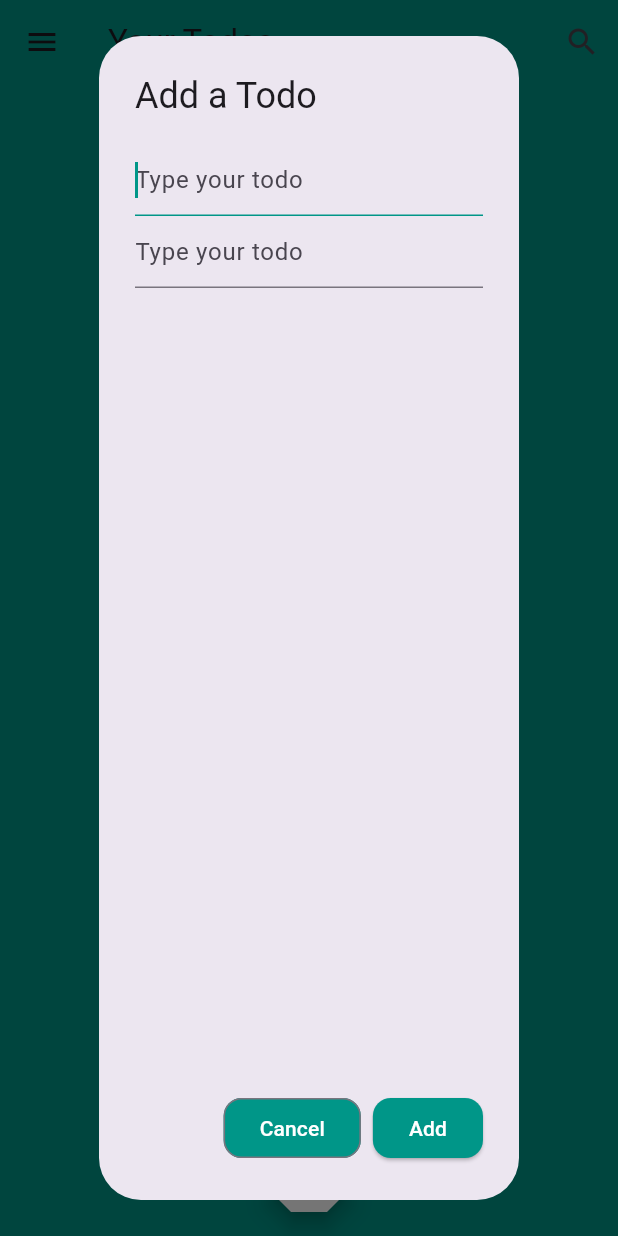
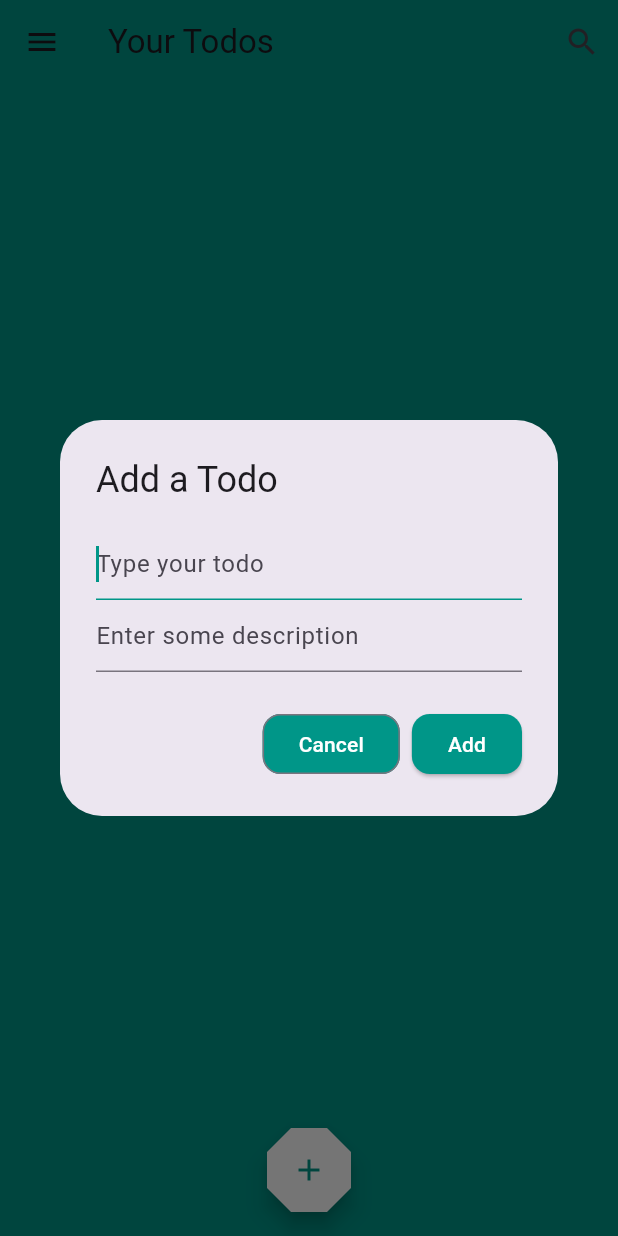
Before and after one commit to OrMizL/todo_app, a Flutter app: the screen it shows after launch, after a tap on the "menu" icon, after a tap on the "search" icon, after a tap on the "add" icon, on a phone screen of 412 x 824 dp. Run offline on Flutter 3.47's test engine with Material 3 defaults, Android fonts, the phone set to English and light mode, and no system bars.

Commit message:
progress on todo description

```diff
--- a/lib/src/widgets/add_todo_dialog.dart
+++ b/lib/src/widgets/add_todo_dialog.dart
@@ -12,7 +12,9 @@ class AddTodoDialog extends StatelessWidget {
   Widget build(BuildContext context) {
     return AlertDialog(
       title: const Text('Add a Todo'),
-      content: Column(
+      content: SingleChildScrollView(
+        child: Column(
+          mainAxisSize: MainAxisSize.min,
           children: [
             TextField(
               controller: titleFieldController,
@@ -25,10 +27,15 @@ class AddTodoDialog extends StatelessWidget {
               autofocus: true,
               cursorColor: Colors.teal,
             ),
-          TextField(
-            controller: titleFieldController,
+            Container(
+              width: MediaQuery.of(context).size.width * 0.8,
+              constraints: const BoxConstraints(maxHeight: 200),
+              child: TextField(
+                controller: descriptionFieldController,
+                maxLines: null,
+                keyboardType: TextInputType.multiline,
                 decoration: const InputDecoration(
-              hintText: 'Type your todo',
+                  hintText: 'Enter some description',
                   focusedBorder: UnderlineInputBorder(
                     borderSide: BorderSide(color: Colors.teal),
                   ),
@@ -36,7 +43,9 @@ class AddTodoDialog extends StatelessWidget {
                 autofocus: true,
                 cursorColor: Colors.teal,
               ),
+            ),
           ],
+        ),
       ),
       actions: <Widget>[
         OutlinedButton(
@@ -61,7 +70,12 @@ class AddTodoDialog extends StatelessWidget {
             foregroundColor: Colors.white,
           ),
           onPressed: () {
-            Navigator.pop(context, Todo(title: titleFieldController.text));
+            Navigator.pop(
+                context,
+                Todo(
+                  title: titleFieldController.text,
+                  description: descriptionFieldController.text,
+                ));
             titleFieldController.clear();
           },
           child: const Text('Add'),
```
Lines whose indentation alone changed are shown as unchanged.
